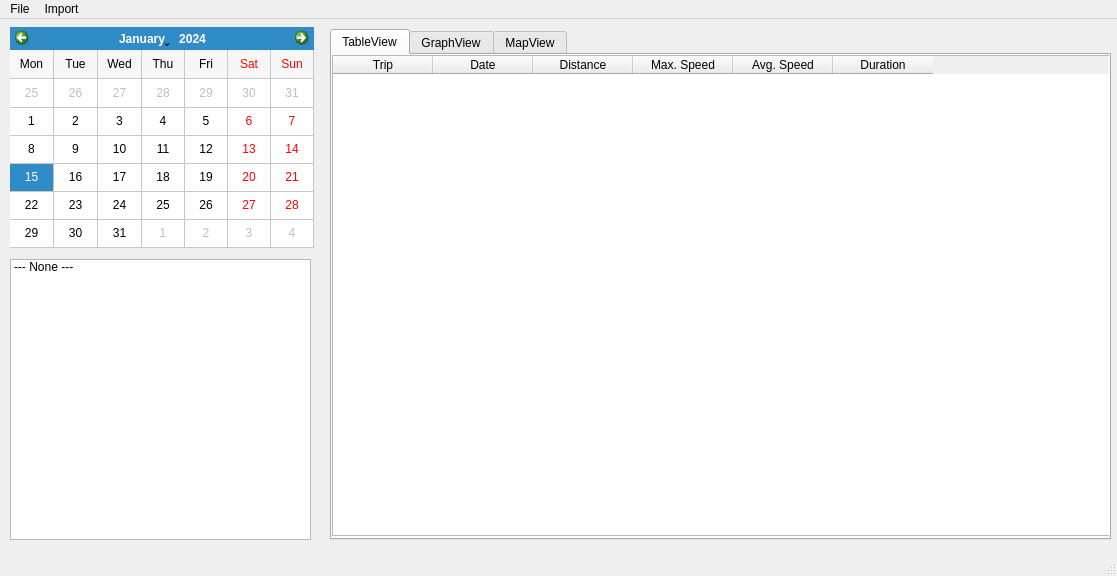
jessie828/locationmanager, file src/gui/mainWindow.ui: the form before one commit.
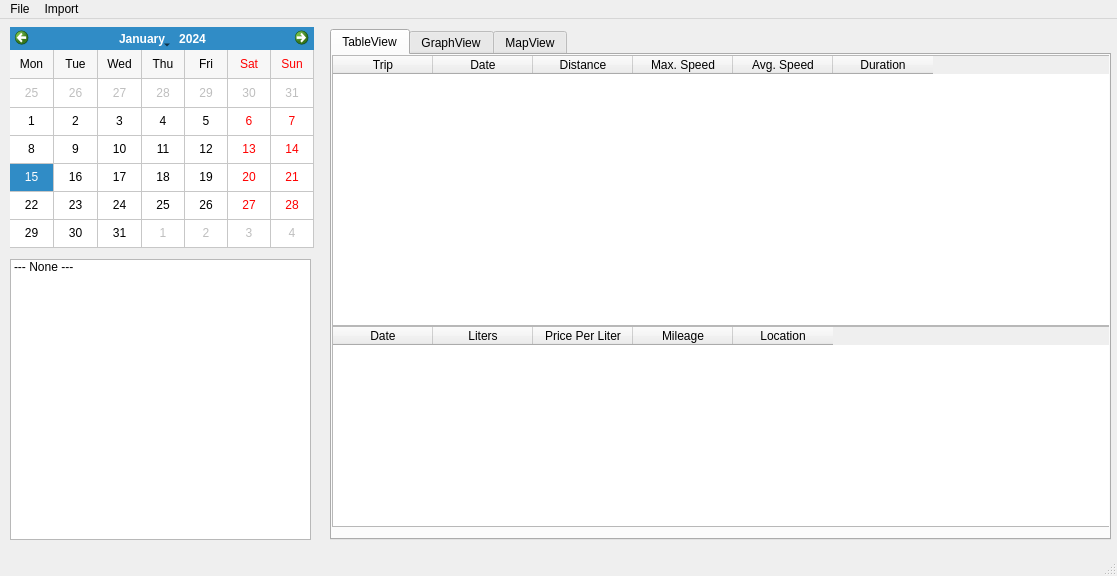
The form after the commit. Custom widgets are drawn as their Qt base class.

Commit message: added tank table to the mainwindow. also added underline and italics to dates containing trips and dates

```diff
--- a/src/gui/mainWindow.ui
+++ b/src/gui/mainWindow.ui
@@ -36,7 +36,7 @@
         <x>0</x>
         <y>0</y>
         <width>781</width>
-        <height>481</height>
+        <height>271</height>
        </rect>
       </property>
       <column>
@@ -70,6 +70,41 @@
        </property>
       </column>
      </widget>
+     <widget class="QTableWidget" name="tankTable">
+      <property name="geometry">
+       <rect>
+        <x>0</x>
+        <y>271</y>
+        <width>781</width>
+        <height>201</height>
+       </rect>
+      </property>
+      <column>
+       <property name="text">
+        <string>Date</string>
+       </property>
+      </column>
+      <column>
+       <property name="text">
+        <string>Liters</string>
+       </property>
+      </column>
+      <column>
+       <property name="text">
+        <string>Price Per Liter</string>
+       </property>
+      </column>
+      <column>
+       <property name="text">
+        <string>Mileage</string>
+       </property>
+      </column>
+      <column>
+       <property name="text">
+        <string>Location</string>
+       </property>
+      </column>
+     </widget>
     </widget>
     <widget class="QWidget" name="graphTab">
      <attribute name="title">
```
Left out of the diff: 2 changed lines with no effect on the pictures. The commit also changes 3 other files.
